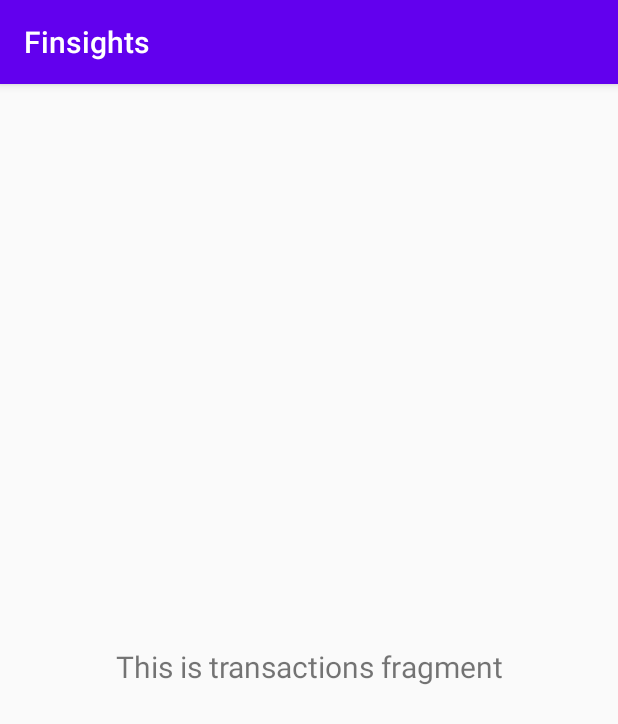
After one commit to cocaine-ninja/finsights, an Android app: the fragment TransactionsFragment shown on its own in the app's theme, on a phone screen of 412 x 824 dp. The commit adds this screen. Shown: the top 724 px of the screen. Run offline under Robolectric (Android 15) with nearby library versions, the phone set to English and light mode, and no system bars.

Commit message:
transactions fragment

```diff
--- a/app/src/main/java/com/kingsmen/finsights/MainActivity.java
+++ b/app/src/main/java/com/kingsmen/finsights/MainActivity.java
@@ -58,8 +58,9 @@ public class MainActivity extends AppCompatActivity {
         NavigationView navigationView = findViewById(R.id.nav_view);
         // Passing each menu ID as a set of Ids because each
         // menu should be considered as top level destinations.
+        // TODO: remove nav_galley, nav_slideshow
         mAppBarConfiguration = new AppBarConfiguration.Builder(
-                R.id.nav_home, R.id.nav_gallery, R.id.nav_slideshow)
+                R.id.nav_home, R.id.nav_gallery, R.id.nav_slideshow, R.id.nav_transactions, R.id.nav_accounts, R.id.nav_bills, R.id.nav_micro_lessons, R.id.nav_settings, R.id.nav_logout)
                 .setDrawerLayout(drawer)
                 .build();
         NavController navController = Navigation.findNavController(this, R.id.nav_host_fragment);
--- /dev/null
+++ b/app/src/main/java/com/kingsmen/finsights/ui/transactions/TransactionsFragment.java
@@ -0,0 +1,36 @@
+package com.kingsmen.finsights.ui.transactions;
+
+import android.os.Bundle;
+import android.view.LayoutInflater;
+import android.view.View;
+import android.view.ViewGroup;
+import android.widget.TextView;
+
+import androidx.annotation.NonNull;
+import androidx.annotation.Nullable;
+import androidx.fragment.app.Fragment;
+import androidx.lifecycle.Observer;
+import androidx.lifecycle.ViewModelProviders;
+
+import com.kingsmen.finsights.R;
+import com.kingsmen.finsights.ui.gallery.GalleryViewModel;
+
+public class TransactionsFragment extends Fragment {
+
+    private TransactionsViewModel transactionsViewModel;
+
+    public View onCreateView(@NonNull LayoutInflater inflater,
+                             ViewGroup container, Bundle savedInstanceState) {
+        transactionsViewModel =
+                ViewModelProviders.of(this).get(TransactionsViewModel.class);
+        View root = inflater.inflate(R.layout.fragment_transactions, container, false);
+        final TextView textView = root.findViewById(R.id.text_transactions);
+        transactionsViewModel.getText().observe(getViewLifecycleOwner(), new Observer<String>() {
+            @Override
+            public void onChanged(@Nullable String s) {
+                textView.setText(s);
+            }
+        });
+        return root;
+    }
+}
--- /dev/null
+++ b/app/src/main/java/com/kingsmen/finsights/ui/transactions/TransactionsViewModel.java
@@ -0,0 +1,19 @@
+package com.kingsmen.finsights.ui.transactions;
+
+import androidx.lifecycle.LiveData;
+import androidx.lifecycle.MutableLiveData;
+import androidx.lifecycle.ViewModel;
+
+public class TransactionsViewModel extends ViewModel {
+
+    private MutableLiveData<String> mText;
+
+    public TransactionsViewModel() {
+        mText = new MutableLiveData<>();
+        mText.setValue("This is transactions fragment");
+    }
+
+    public LiveData<String> getText() {
+        return mText;
+    }
+}
--- /dev/null
+++ b/app/src/main/res/layout/fragment_transactions.xml
@@ -0,0 +1,22 @@
+<?xml version="1.0" encoding="utf-8"?>
+<androidx.constraintlayout.widget.ConstraintLayout xmlns:android="http://schemas.android.com/apk/res/android"
+    xmlns:app="http://schemas.android.com/apk/res-auto"
+    xmlns:tools="http://schemas.android.com/tools"
+    android:layout_width="match_parent"
+    android:layout_height="match_parent"
+    tools:context=".ui.transactions.TransactionsFragment">
+
+    <TextView
+        android:id="@+id/text_transactions"
+        android:layout_width="match_parent"
+        android:layout_height="wrap_content"
+        android:layout_marginStart="8dp"
+        android:layout_marginTop="8dp"
+        android:layout_marginEnd="8dp"
+        android:textAlignment="center"
+        android:textSize="20sp"
+        app:layout_constraintBottom_toBottomOf="parent"
+        app:layout_constraintEnd_toEndOf="parent"
+        app:layout_constraintStart_toStartOf="parent"
+        app:layout_constraintTop_toTopOf="parent" />
+</androidx.constraintlayout.widget.ConstraintLayout>
--- a/app/src/main/res/navigation/mobile_navigation.xml
+++ b/app/src/main/res/navigation/mobile_navigation.xml
@@ -22,4 +22,10 @@
         android:name="com.kingsmen.finsights.ui.slideshow.SlideshowFragment"
         android:label="@string/menu_slideshow"
         tools:layout="@layout/fragment_slideshow" />
+
+    <fragment
+        android:id="@+id/nav_transactions"
+        android:name="com.kingsmen.finsights.ui.transactions.TransactionsFragment"
+        android:label="@string/menu_transactions"
+        tools:layout="@layout/fragment_transactions" />
 </navigation>
--- a/app/src/main/res/values/strings.xml
+++ b/app/src/main/res/values/strings.xml
@@ -10,6 +10,7 @@
     <string name="menu_home">Home</string>
     <string name="menu_gallery">Gallery</string>
     <string name="menu_slideshow">Slideshow</string>
+    <string name="menu_transactions">Transactions</string>
 
     <!-- home fragment values   -->
     <string name="monthly_budget_heading">MONTHLY BUDGET</string>
```
Also changed, not shown: app/src/main/java/com/kingsmen/finsights/ui/home/HomeFragment.java (+1 -19 lines), app/src/main/res/menu/activity_main_drawer.xml (+32 -0 lines).
